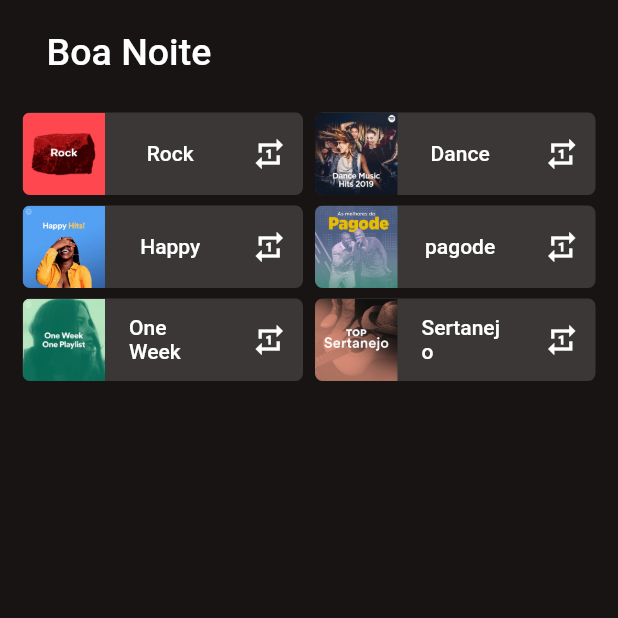
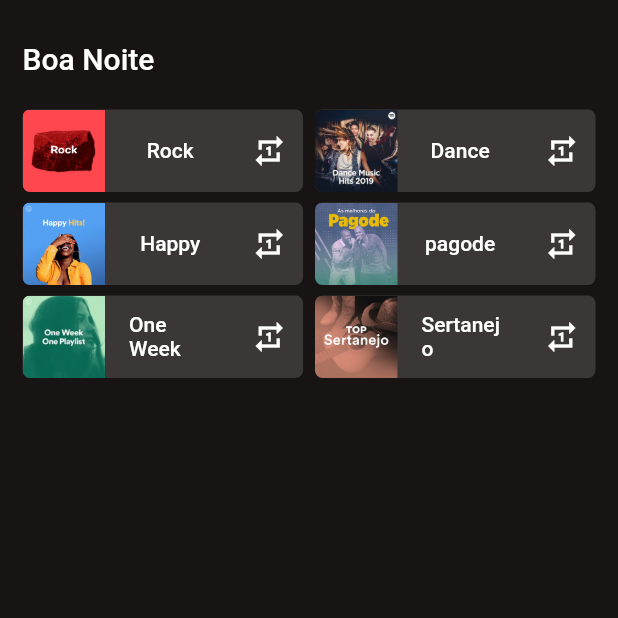
Before and after one commit to Dandy27/spotify, a Flutter app: the screen it shows after launch, on a phone screen of 412 x 824 dp, the top half of it. Run offline on Flutter 3.47's test engine with Material 2 defaults, Android fonts, the phone set to English and light mode, and no system bars.

Commit message:
Ajuste cabeçalho

```diff
--- a/spotify_app/lib/screens/home_screen.dart
+++ b/spotify_app/lib/screens/home_screen.dart
@@ -16,19 +16,16 @@ class _HomeScreenState extends State<HomeScreen> {
         padding: const EdgeInsets.all(15.0),
         child: Column(
           children: [
-            Container(
-            height: 40,
-            alignment: Alignment.centerLeft,
-            child: FlatButton(
-              onPressed: () {},
-              child: Text(
-                'Boa Noite',
-                style: TextStyle(fontSize: 25),
-                textAlign: TextAlign.left,
+            Align(
+              alignment: Alignment.centerLeft,
+              child: FlatButton(
+                padding: EdgeInsets.zero,
+                onPressed: (){},
+                child: const Text('Boa Noite', style: TextStyle(fontSize: 20),),
               ),
-            )),
+              ),
             SizedBox(
-              height: 20,
+              height: 10,
             ),
             Row(
               mainAxisAlignment: MainAxisAlignment.spaceBetween,
```
